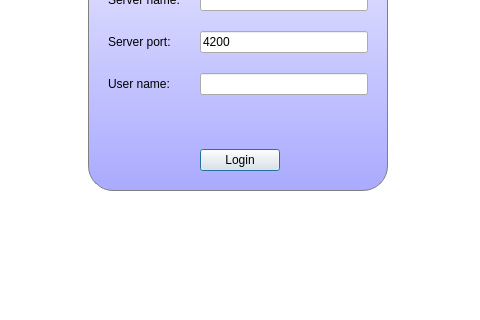
The window that chatterbox/MainWindow.ui (InfoAG/CAS-Netzwerk) describes before a commit, drawn with Qt 5; both pictures show x 157 to 637 and y 184 to 504 of the 789 by 645 pixel window.
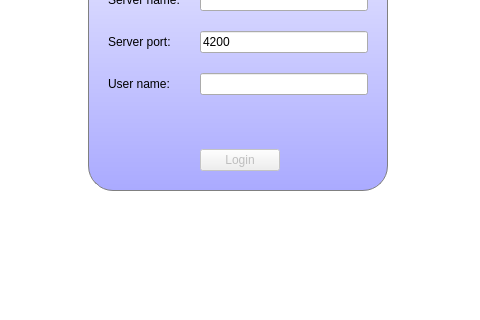
The same window after the commit. Custom widgets are drawn as their Qt base class.

Commit message: Kein leerer username/nicht-Zahlen in Port, loginButton disabled

```diff
--- a/chatterbox/MainWindow.ui
+++ b/chatterbox/MainWindow.ui
@@ -308,6 +308,9 @@
               </item>
               <item row="4" column="1">
                <widget class="QPushButton" name="loginButton">
+                <property name="enabled">
+                 <bool>false</bool>
+                </property>
                 <property name="sizePolicy">
                  <sizepolicy hsizetype="Fixed" vsizetype="Fixed">
                   <horstretch>0</horstretch>
```
The commit also changes 2 other files.
